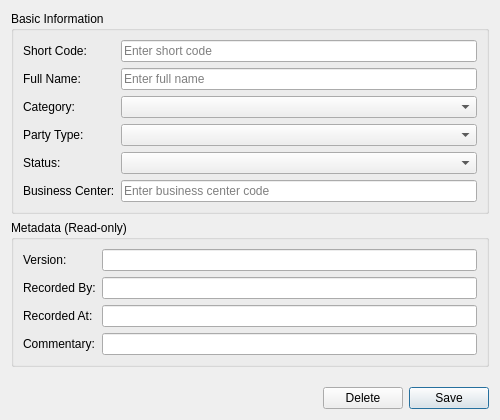
Old version of the form projects/ores.qt/ui/PartyDetailDialog.ui in the repository OreStudio/OreStudio.
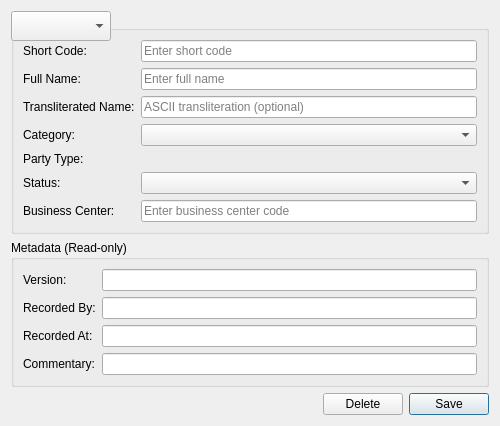
New version of the form.

Commit message:
[refdata] Add short code generation and transliterated name support
Generate mnemonic 4-8 char short codes from entity names during GLEIF
LEI publish instead of using raw 20-char LEI codes. Propagate
transliterated names from GLEIF across SQL, C++, and Qt layers.

SQL: add unaccent extension, corporate suffix stripping, short code
generation with collision resolution. C++: add transliterated_name
optional field to domain/entity/mapper/protocol/generator layers.
Bump protocol version to 32.0 (breaking). Qt: add TransliteratedName
column to list models, detail dialogs, and history dialogs.

What changed in the file:
```diff
--- a/projects/ores.qt/ui/PartyDetailDialog.ui
+++ b/projects/ores.qt/ui/PartyDetailDialog.ui
@@ -61,16 +61,30 @@
        </widget>
       </item>
       <item row="2" column="0">
+       <widget class="QLabel" name="label_transliteratedNameEdit">
+        <property name="text">
+         <string>Transliterated Name:</string>
+        </property>
+       </widget>
+      </item>
+      <item row="2" column="1">
+       <widget class="QLineEdit" name="transliteratedNameEdit">
+        <property name="placeholderText">
+         <string>ASCII transliteration (optional)</string>
+        </property>
+       </widget>
+      </item>
+      <item row="3" column="0">
        <widget class="QLabel" name="label_partyCategoryEdit">
         <property name="text">
          <string>Category:</string>
         </property>
        </widget>
       </item>
-      <item row="2" column="1">
+      <item row="3" column="1">
        <widget class="QComboBox" name="partyCategoryCombo"/>
       </item>
-      <item row="3" column="0">
+      <item row="4" column="0">
        <widget class="QLabel" name="label_partyTypeEdit">
         <property name="text">
          <string>Party Type:</string>
@@ -80,24 +94,24 @@
       <item row="3" column="1">
        <widget class="QComboBox" name="partyTypeCombo"/>
       </item>
-      <item row="4" column="0">
+      <item row="5" column="0">
        <widget class="QLabel" name="label_statusEdit">
         <property name="text">
          <string>Status:</string>
         </property>
        </widget>
       </item>
-      <item row="4" column="1">
+      <item row="5" column="1">
        <widget class="QComboBox" name="statusCombo"/>
       </item>
-      <item row="5" column="0">
+      <item row="6" column="0">
        <widget class="QLabel" name="label_businessCenterEdit">
         <property name="text">
          <string>Business Center:</string>
         </property>
        </widget>
       </item>
-      <item row="5" column="1">
+      <item row="6" column="1">
        <widget class="QLineEdit" name="businessCenterEdit">
         <property name="placeholderText">
          <string>Enter business center code</string>
```
The commit also changes 32 other files.
